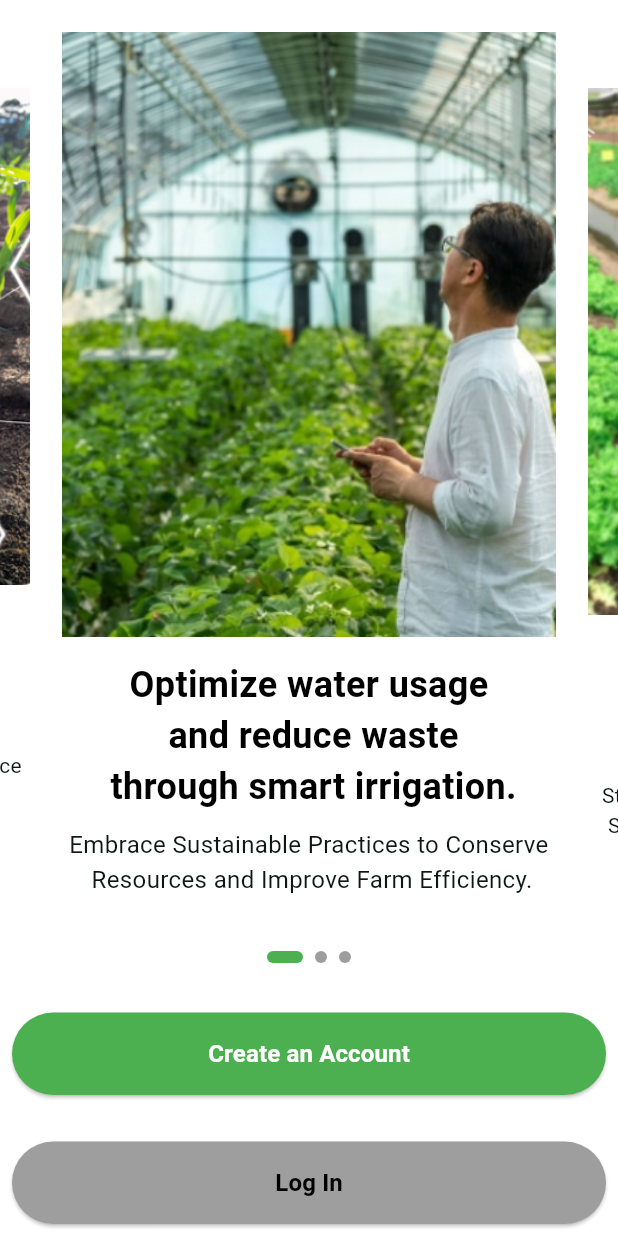
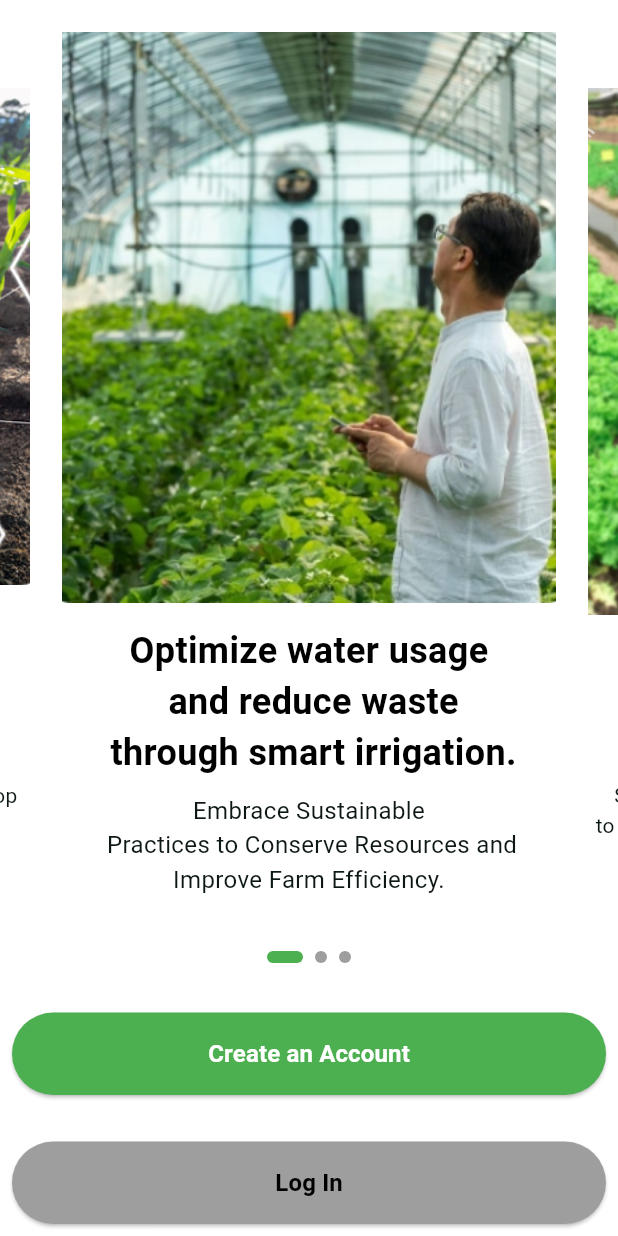
Before and after one commit to AbdallahEssam58/smartfarm_with_iot_app, a Flutter app: the screen it shows after launch, on a phone screen of 412 x 824 dp. Run offline on Flutter 3.47's test engine with Material 3 defaults, Android fonts, the phone set to English and light mode, and no system bars; drawn by our look-alikes of carousel_slider, smooth_page_indicator; our stand-ins replace cloud_firestore, firebase_auth, firebase_core, flutter_screenutil, flutter_signin_button, google_fonts; accounts and stored records are empty; Roboto replaces fonts that are missing (Inder).

Commit message:
Edit Slides commit

```diff
--- a/lib/onboarding.dart
+++ b/lib/onboarding.dart
@@ -24,17 +24,17 @@ class _OnboardingScreenState extends State<OnboardingScreen> {
     {
       'image': 'assets/images/greenhouse.png',
       'title': 'Optimize water usage\n and reduce waste\n through smart irrigation.',
-      'subtitle': 'Embrace Sustainable Practices to Conserve\n Resources and Improve Farm Efficiency.'
+      'subtitle': 'Embrace Sustainable \n Practices to Conserve Resources and Improve Farm Efficiency.'
     },
     {
       'image': 'assets/images/Farming.png',
       'title': 'Get instant alerts on soil\n health and weather\n conditions.',
-      'subtitle': 'Stay Informed with Timely Notifications to\n Safeguard Your Crops and Enhance Yield.'
+      'subtitle': 'Stay Informed with Timely Notifications \n to Safeguard Your Crops and Enhance Yield.'
     },
     {
       'image': 'assets/images/Sprinklins.png',
       'title': 'Monitor your crops in\n real-time with AI-driven\n insights.',
-      'subtitle': 'Leverage Advanced Technology to Enhance\n Decision-Making and Boost Crop Productivity.'
+      'subtitle': 'Leverage Advanced Technology to \n Enhance Decision-Making and Boost Crop Productivity.'
     },
   ];
 
```
